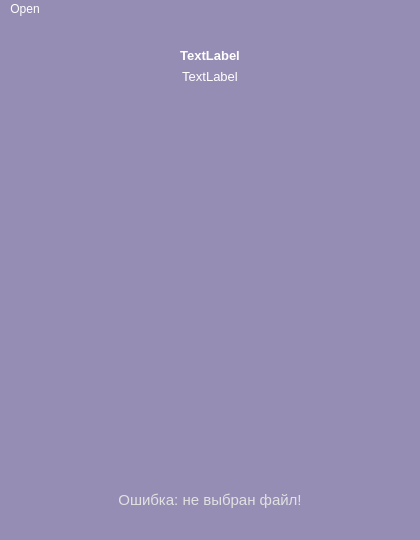
Qt form resources/ui/MainWindow.ui (senatrkosarev/AudioPlayer) before a commit.
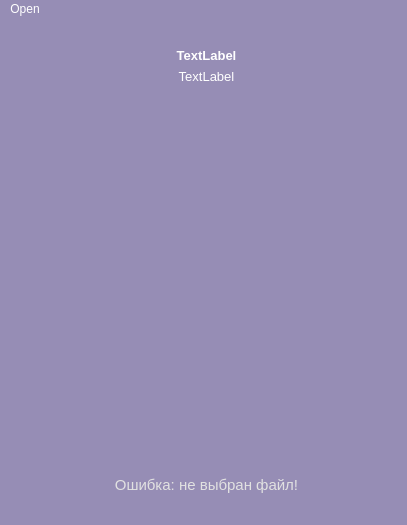
The same form after that commit. Icons and pictures are not drawn.

Diff of the .ui file:
```diff
--- a/resources/ui/MainWindow.ui
+++ b/resources/ui/MainWindow.ui
@@ -6,8 +6,8 @@
    <rect>
     <x>0</x>
     <y>0</y>
-    <width>420</width>
-    <height>540</height>
+    <width>407</width>
+    <height>525</height>
    </rect>
   </property>
   <property name="sizePolicy">
@@ -317,6 +317,19 @@
       </item>
      </layout>
     </item>
+    <item>
+     <spacer name="verticalSpacer_2">
+      <property name="orientation">
+       <enum>Qt::Vertical</enum>
+      </property>
+      <property name="sizeHint" stdset="0">
+       <size>
+        <width>20</width>
+        <height>40</height>
+       </size>
+      </property>
+     </spacer>
+    </item>
     <item>
      <layout class="QHBoxLayout" name="horizontalLayout">
       <item>
@@ -329,7 +342,7 @@
         </property>
         <property name="sizeHint" stdset="0">
          <size>
-          <width>40</width>
+          <width>70</width>
           <height>20</height>
          </size>
         </property>
@@ -356,7 +369,7 @@
         </property>
         <property name="sizeHint" stdset="0">
          <size>
-          <width>40</width>
+          <width>70</width>
           <height>20</height>
          </size>
         </property>
@@ -392,7 +405,7 @@
     <rect>
      <x>0</x>
      <y>0</y>
-     <width>420</width>
+     <width>407</width>
      <height>26</height>
     </rect>
    </property>
```
Left out of the diff: 22 changed lines with no effect on the pictures.
